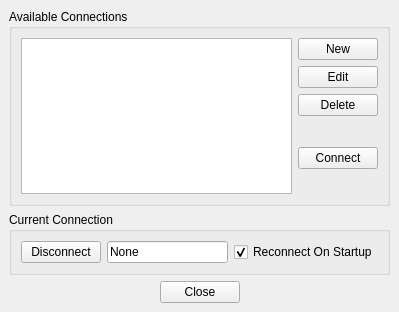
delta3d/SimulationCore, file source/StealthViewer/ui/HLAWindowUi.ui: the form before one commit.
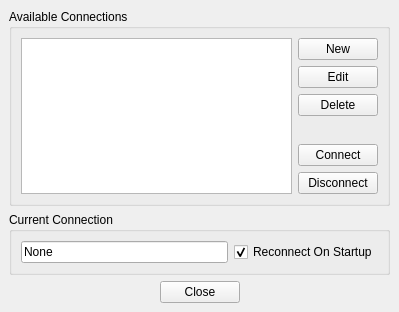
The form after the commit.

Diff of the .ui file:
```diff
--- a/source/StealthViewer/ui/HLAWindowUi.ui
+++ b/source/StealthViewer/ui/HLAWindowUi.ui
@@ -127,17 +127,14 @@
          </widget>
         </item>
         <item>
-         <spacer>
-          <property name="orientation" >
-           <enum>Qt::Vertical</enum>
+         <widget class="QPushButton" name="mDisconnectPushButton" >
+          <property name="toolTip" >
+           <string>Disconnect from the currently selected federation.</string>
           </property>
-          <property name="sizeHint" >
-           <size>
-            <width>20</width>
-            <height>40</height>
-           </size>
+          <property name="text" >
+           <string>Disconnect</string>
           </property>
-         </spacer>
+         </widget>
         </item>
        </layout>
       </item>
@@ -165,16 +162,6 @@
       <property name="bottomMargin" >
        <number>9</number>
       </property>
-      <item>
-       <widget class="QPushButton" name="mDisconnectPushButton" >
-        <property name="toolTip" >
-         <string>Disconnect from the currently selected federation.</string>
-        </property>
-        <property name="text" >
-         <string>Disconnect</string>
-        </property>
-       </widget>
-      </item>
       <item>
        <widget class="QLineEdit" name="mCurrentFederationLineEdit" >
         <property name="toolTip" >
```
